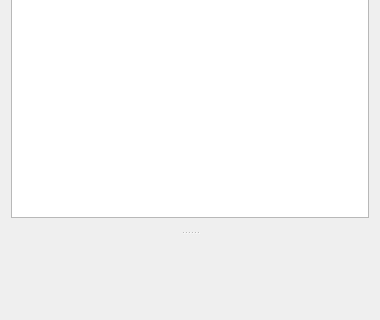
Above: src/Editor/EditorResourceWidget.ui from RemotelyChaotic/JOIPEngine before the change; both pictures show x 0 to 380 and y 261 to 581 of the 380 by 581 pixel window. Below: the same form after it.
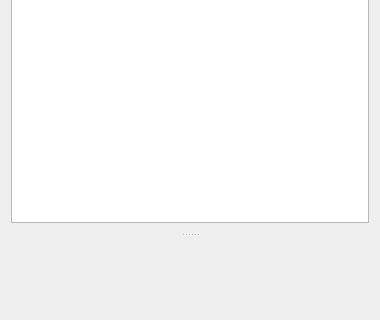
That is the form after the change. Custom widgets are drawn as their Qt base class.

Commit message: Performance and layout fixes for title and resource view

The edit to the form file:
```diff
--- a/src/Editor/EditorResourceWidget.ui
+++ b/src/Editor/EditorResourceWidget.ui
@@ -19,16 +19,7 @@
      <property name="orientation">
       <enum>Qt::Vertical</enum>
      </property>
-     <property name="handleWidth">
-      <number>10</number>
-     </property>
      <widget class="QWidget" name="widget_4" native="true">
-      <property name="sizePolicy">
-       <sizepolicy hsizetype="Preferred" vsizetype="Preferred">
-        <horstretch>0</horstretch>
-        <verstretch>0</verstretch>
-       </sizepolicy>
-      </property>
       <layout class="QGridLayout" name="gridLayout_2">
        <property name="leftMargin">
         <number>0</number>
@@ -47,12 +38,6 @@
        </property>
        <item row="0" column="0">
         <widget class="QTreeView" name="pResourceTree">
-         <property name="sizePolicy">
-          <sizepolicy hsizetype="Preferred" vsizetype="Expanding">
-           <horstretch>1</horstretch>
-           <verstretch>0</verstretch>
-          </sizepolicy>
-         </property>
          <property name="alternatingRowColors">
           <bool>true</bool>
          </property>
```
The commit also changes 5 other files.
